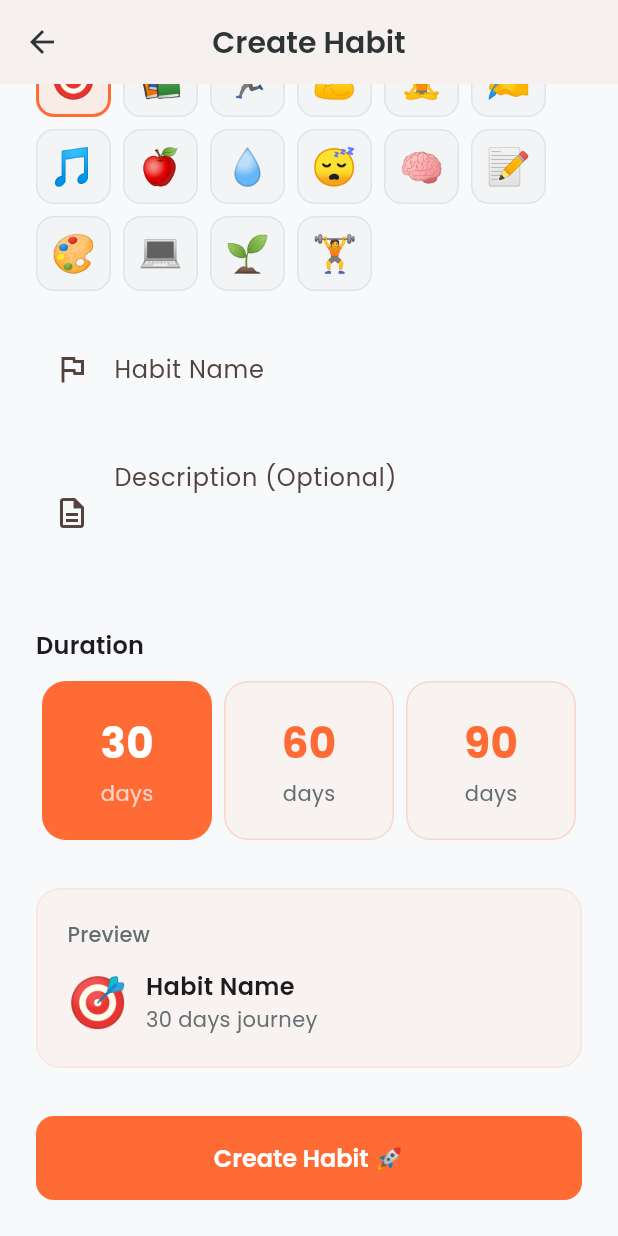
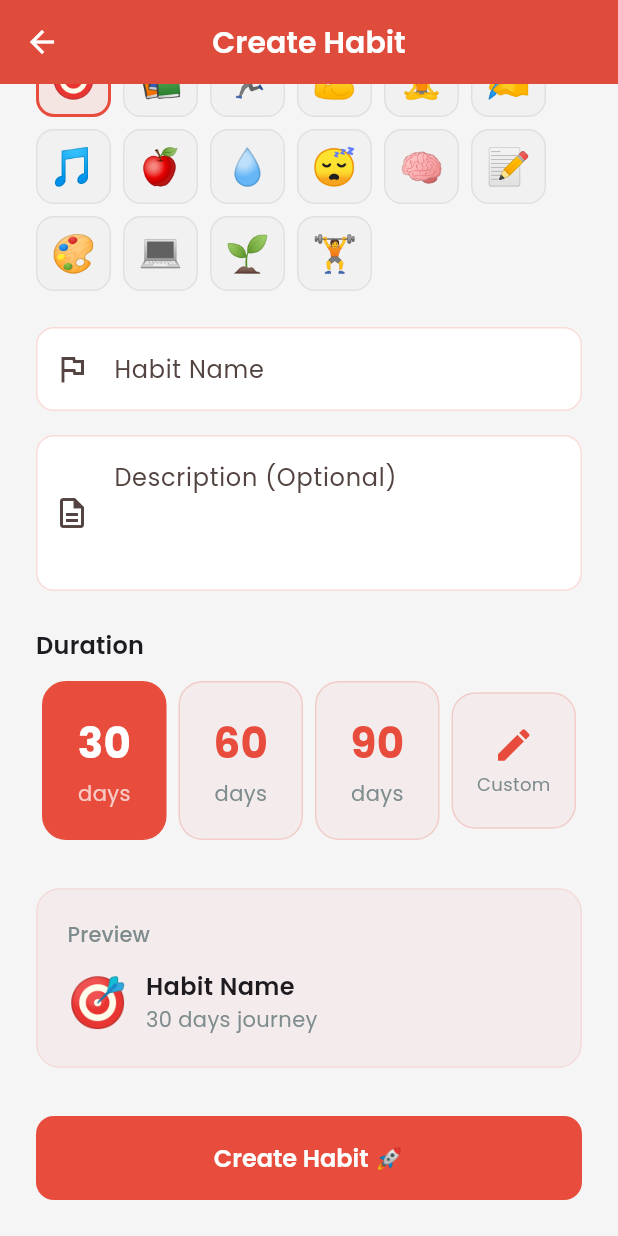
Before and after one commit to chinnaya18/Streak-Forge, a Flutter app: the CreateHabitScreen screen opened by its route, scrolled down 88 dp, on a phone screen of 412 x 824 dp. Run offline on Flutter 3.47's test engine with Material 3 defaults, Android fonts, the phone set to English and light mode, and no system bars; our stand-ins replace cloud_firestore, confetti, firebase_auth, firebase_core, fl_chart, flutter_local_notifications and 5 more; accounts and stored records are empty.

Commit message:
Changes added

```diff
--- a/lib/config/constants.dart
+++ b/lib/config/constants.dart
@@ -1,8 +1,8 @@
 class AppConstants {
   // App Info
-  static const String appName = 'StreakZen';
+  static const String appName = 'Strique';
   static const String appVersion = '1.0.0';
-  static const String appTagline = 'Forge Your Discipline';
+  static const String appTagline = 'Track. Streak. Conquer.';
 
   // Habit Durations
   static const List<int> habitDurations = [30, 60, 90];
--- a/lib/config/theme.dart
+++ b/lib/config/theme.dart
@@ -2,38 +2,38 @@ import 'package:flutter/material.dart';
 import 'package:google_fonts/google_fonts.dart';
 
 class AppColors {
-  // Primary palette
-  static const Color primary = Color(0xFFFF6B35);
-  static const Color primaryLight = Color(0xFFFF8F65);
-  static const Color primaryDark = Color(0xFFE55A2B);
+  // Primary palette - Vibrant red from logo
+  static const Color primary = Color(0xFFE74C3C);
+  static const Color primaryLight = Color(0xFFFF6B6B);
+  static const Color primaryDark = Color(0xFFC0392B);
 
-  // Accent
-  static const Color accent = Color(0xFF4ECDC4);
-  static const Color accentLight = Color(0xFF7EDDD6);
+  // Accent - Same red for monochromatic design
+  static const Color accent = Color(0xFFE74C3C);
+  static const Color accentLight = Color(0xFFFF6B6B);
 
   // Backgrounds
-  static const Color backgroundLight = Color(0xFFF8F9FA);
+  static const Color backgroundLight = Color(0xFFF5F5F5);
   static const Color backgroundDark = Color(0xFF1A1A2E);
   static const Color surfaceLight = Color(0xFFFFFFFF);
   static const Color surfaceDark = Color(0xFF16213E);
-  static const Color cardDark = Color(0xFF0F3460);
+  static const Color cardDark = Color(0xFF1A1A2E);
 
   // Text
-  static const Color textPrimaryLight = Color(0xFF2D3436);
-  static const Color textSecondaryLight = Color(0xFF636E72);
-  static const Color textPrimaryDark = Color(0xFFECF0F1);
+  static const Color textPrimaryLight = Color(0xFF2C3E50);
+  static const Color textSecondaryLight = Color(0xFF7F8C8D);
+  static const Color textPrimaryDark = Color(0xFFF5F5F5);
   static const Color textSecondaryDark = Color(0xFFBDC3C7);
 
   // Status
-  static const Color success = Color(0xFF2ECC71);
+  static const Color success = Color(0xFF27AE60);
   static const Color warning = Color(0xFFF39C12);
   static const Color error = Color(0xFFE74C3C);
   static const Color info = Color(0xFF3498DB);
 
   // Streak
-  static const Color streakFire = Color(0xFFFF6B35);
-  static const Color streakGold = Color(0xFFFFD700);
-  static const Color streakPlatinum = Color(0xFFE5E4E2);
+  static const Color streakFire = Color(0xFFE74C3C);
+  static const Color streakGold = Color(0xFFF1C40F);
+  static const Color streakPlatinum = Color(0xFFBDC3C7);
 }
 
 class AppTheme {
@@ -50,15 +50,16 @@ class AppTheme {
     scaffoldBackgroundColor: AppColors.backgroundLight,
     textTheme: GoogleFonts.poppinsTextTheme(),
     appBarTheme: AppBarTheme(
-      backgroundColor: AppColors.surfaceLight,
-      foregroundColor: AppColors.textPrimaryLight,
+      backgroundColor: AppColors.primary,
+      foregroundColor: Colors.white,
       elevation: 0,
       centerTitle: true,
       titleTextStyle: GoogleFonts.poppins(
         fontSize: 20,
         fontWeight: FontWeight.w600,
-        color: AppColors.textPrimaryLight,
+        color: Colors.white,
       ),
+      iconTheme: const IconThemeData(color: Colors.white),
     ),
     cardTheme: CardThemeData(
       color: AppColors.surfaceLight,
@@ -68,7 +69,7 @@ class AppTheme {
     ),
     elevatedButtonTheme: ElevatedButtonThemeData(
       style: ElevatedButton.styleFrom(
-        backgroundColor: AppColors.primary,
+        backgroundColor: AppColors.accent,
         foregroundColor: Colors.white,
         elevation: 0,
         padding: const EdgeInsets.symmetric(horizontal: 32, vertical: 16),
@@ -81,14 +82,18 @@ class AppTheme {
     ),
     inputDecorationTheme: InputDecorationTheme(
       filled: true,
-      fillColor: AppColors.backgroundLight,
+      fillColor: Colors.white,
       border: OutlineInputBorder(
         borderRadius: BorderRadius.circular(12),
-        borderSide: BorderSide.none,
+        borderSide: BorderSide(color: AppColors.primary.withOpacity(0.2)),
+      ),
+      enabledBorder: OutlineInputBorder(
+        borderRadius: BorderRadius.circular(12),
+        borderSide: BorderSide(color: AppColors.primary.withOpacity(0.2)),
       ),
       focusedBorder: OutlineInputBorder(
         borderRadius: BorderRadius.circular(12),
-        borderSide: const BorderSide(color: AppColors.primary, width: 2),
+        borderSide: const BorderSide(color: AppColors.accent, width: 2),
       ),
       contentPadding: const EdgeInsets.symmetric(horizontal: 20, vertical: 16),
     ),
@@ -100,7 +105,7 @@ class AppTheme {
       elevation: 8,
     ),
     floatingActionButtonTheme: const FloatingActionButtonThemeData(
-      backgroundColor: AppColors.primary,
+      backgroundColor: AppColors.accent,
       foregroundColor: Colors.white,
     ),
   );
@@ -111,7 +116,7 @@ class AppTheme {
     colorScheme: ColorScheme.fromSeed(
       seedColor: AppColors.primary,
       brightness: Brightness.dark,
-      primary: AppColors.primary,
+      primary: AppColors.accent,
       secondary: AppColors.accent,
       surface: AppColors.surfaceDark,
     ),
@@ -136,7 +141,7 @@ class AppTheme {
     ),
     elevatedButtonTheme: ElevatedButtonThemeData(
       style: ElevatedButton.styleFrom(
-        backgroundColor: AppColors.primary,
+        backgroundColor: AppColors.accent,
         foregroundColor: Colors.white,
         elevation: 0,
         padding: const EdgeInsets.symmetric(horizontal: 32, vertical: 16),
@@ -156,19 +161,19 @@ class AppTheme {
       ),
       focusedBorder: OutlineInputBorder(
         borderRadius: BorderRadius.circular(12),
-        borderSide: const BorderSide(color: AppColors.primary, width: 2),
+        borderSide: const BorderSide(color: AppColors.accent, width: 2),
       ),
       contentPadding: const EdgeInsets.symmetric(horizontal: 20, vertical: 16),
     ),
     bottomNavigationBarTheme: const BottomNavigationBarThemeData(
       backgroundColor: AppColors.surfaceDark,
-      selectedItemColor: AppColors.primary,
+      selectedItemColor: AppColors.accent,
       unselectedItemColor: AppColors.textSecondaryDark,
       type: BottomNavigationBarType.fixed,
       elevation: 8,
     ),
     floatingActionButtonTheme: const FloatingActionButtonThemeData(
-      backgroundColor: AppColors.primary,
+      backgroundColor: AppColors.accent,
       foregroundColor: Colors.white,
     ),
   );
--- a/lib/screens/habits/create_habit_screen.dart
+++ b/lib/screens/habits/create_habit_screen.dart
@@ -16,7 +16,9 @@ class _CreateHabitScreenState extends State<CreateHabitScreen> {
   final _formKey = GlobalKey<FormState>();
   final _nameController = TextEditingController();
   final _descriptionController = TextEditingController();
+  final _customDaysController = TextEditingController();
   int _selectedDuration = 30;
+  bool _isCustomDays = false;
   String _selectedIcon = '🎯';
 
   final List<String> _iconOptions = [
@@ -28,6 +30,7 @@ class _CreateHabitScreenState extends State<CreateHabitScreen> {
   void dispose() {
     _nameController.dispose();
     _descriptionController.dispose();
+    _customDaysController.dispose();
     super.dispose();
   }
 
@@ -161,26 +164,30 @@ class _CreateHabitScreenState extends State<CreateHabitScreen> {
               ),
               const SizedBox(height: 12),
               Row(
-                children: AppConstants.habitDurations.map((days) {
-                  final isSelected = _selectedDuration == days;
+                children: [
+                  ...AppConstants.habitDurations.map((days) {
+                    final isSelected = !_isCustomDays && _selectedDuration == days;
                     return Expanded(
                       child: Padding(
                         padding: const EdgeInsets.symmetric(horizontal: 4),
                         child: GestureDetector(
-                        onTap: () =>
-                            setState(() => _selectedDuration = days),
+                          onTap: () => setState(() {
+                            _selectedDuration = days;
+                            _isCustomDays = false;
+                            _customDaysController.clear();
+                          }),
                           child: AnimatedContainer(
                             duration: const Duration(milliseconds: 200),
                             padding: const EdgeInsets.symmetric(vertical: 20),
                             decoration: BoxDecoration(
                               color: isSelected
-                                ? AppColors.primary
-                                : AppColors.primary.withOpacity(0.05),
+                                  ? AppColors.accent
+                                  : AppColors.accent.withOpacity(0.05),
                               borderRadius: BorderRadius.circular(16),
                               border: Border.all(
                                 color: isSelected
-                                  ? AppColors.primary
-                                  : AppColors.primary.withOpacity(0.2),
+                                    ? AppColors.accent
+                                    : AppColors.accent.withOpacity(0.2),
                               ),
                             ),
                             child: Column(
@@ -192,7 +199,7 @@ class _CreateHabitScreenState extends State<CreateHabitScreen> {
                                     fontWeight: FontWeight.bold,
                                     color: isSelected
                                         ? Colors.white
-                                      : AppColors.primary,
+                                        : AppColors.accent,
                                   ),
                                 ),
                                 const SizedBox(height: 4),
@@ -210,8 +217,86 @@ class _CreateHabitScreenState extends State<CreateHabitScreen> {
                         ),
                       ),
                     );
-                }).toList(),
+                  }),
+                  // Custom option
+                  Expanded(
+                    child: Padding(
+                      padding: const EdgeInsets.symmetric(horizontal: 4),
+                      child: GestureDetector(
+                        onTap: () => setState(() {
+                          _isCustomDays = true;
+                        }),
+                        child: AnimatedContainer(
+                          duration: const Duration(milliseconds: 200),
+                          padding: const EdgeInsets.symmetric(vertical: 20),
+                          decoration: BoxDecoration(
+                            color: _isCustomDays
+                                ? AppColors.accent
+                                : AppColors.accent.withOpacity(0.05),
+                            borderRadius: BorderRadius.circular(16),
+                            border: Border.all(
+                              color: _isCustomDays
+                                  ? AppColors.accent
+                                  : AppColors.accent.withOpacity(0.2),
                             ),
+                          ),
+                          child: Column(
+                            children: [
+                              Icon(
+                                Icons.edit,
+                                size: 28,
+                                color: _isCustomDays
+                                    ? Colors.white
+                                    : AppColors.accent,
+                              ),
+                              const SizedBox(height: 4),
+                              Text(
+                                'Custom',
+                                style: TextStyle(
+                                  fontSize: 12,
+                                  color: _isCustomDays
+                                      ? Colors.white70
+                                      : AppColors.textSecondaryLight,
+                                ),
+                              ),
+                            ],
+                          ),
+                        ),
+                      ),
+                    ),
+                  ),
+                ],
+              ),
+              if (_isCustomDays) ...[
+                const SizedBox(height: 16),
+                TextFormField(
+                  controller: _customDaysController,
+                  keyboardType: TextInputType.number,
+                  decoration: const InputDecoration(
+                    labelText: 'Enter number of days',
+                    hintText: 'e.g., 21, 45, 100...',
+                    prefixIcon: Icon(Icons.calendar_today),
+                  ),
+                  validator: (value) {
+                    if (_isCustomDays) {
+                      if (value == null || value.trim().isEmpty) {
+                        return 'Please enter the number of days';
+                      }
+                      final days = int.tryParse(value.trim());
+                      if (days == null || days < 1 || days > 365) {
+                        return 'Enter a number between 1 and 365';
+                      }
+                    }
+                    return null;
+                  },
+                  onChanged: (value) {
+                    final days = int.tryParse(value.trim());
+                    if (days != null && days > 0) {
+                      setState(() => _selectedDuration = days);
+                    }
+                  },
+                ),
+              ],
               const SizedBox(height: 32),
 
               // Preview Card
--- a/pubspec.yaml
+++ b/pubspec.yaml
@@ -36,6 +36,7 @@ dependencies:
   timezone: ^0.10.1
   percent_indicator: ^4.2.5
   google_fonts: ^6.3.3
+  flutter_svg: ^2.0.10
 
 dev_dependencies:
   flutter_test:
```
Also changed, not shown: lib/screens/dashboard/dashboard_screen.dart (+32 -18 lines), lib/screens/splash/splash_screen.dart (+16 -15 lines), assets/images/app_icon.svg, pubspec.lock, 4 other files. Lines whose indentation alone changed are shown as unchanged.
